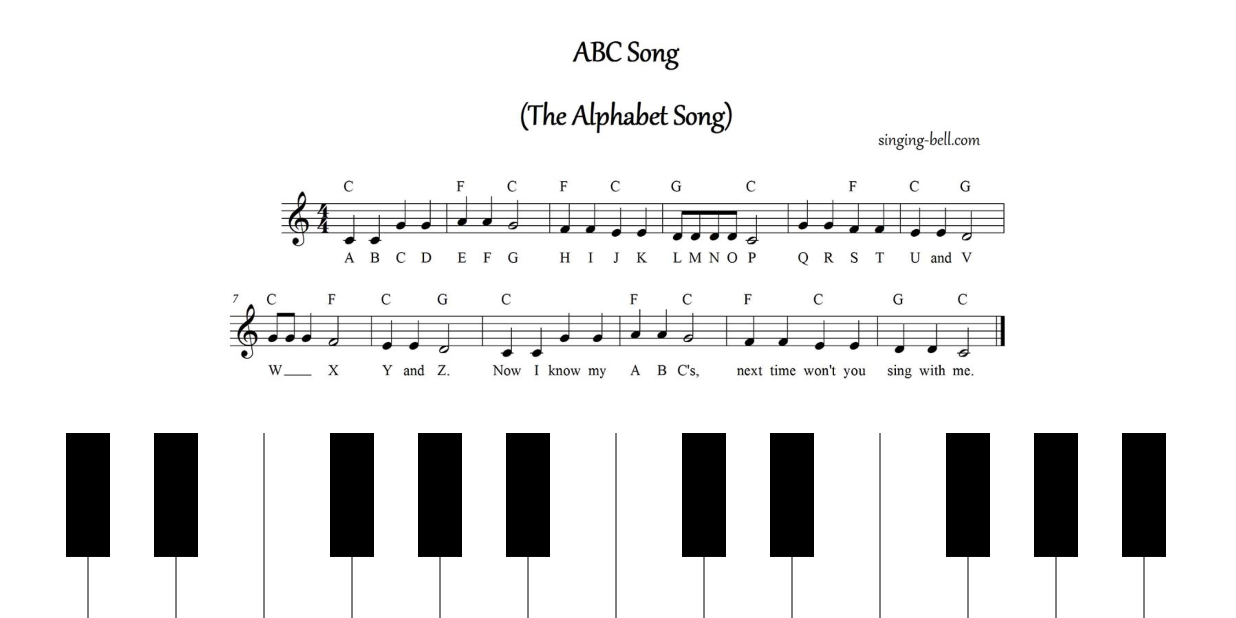
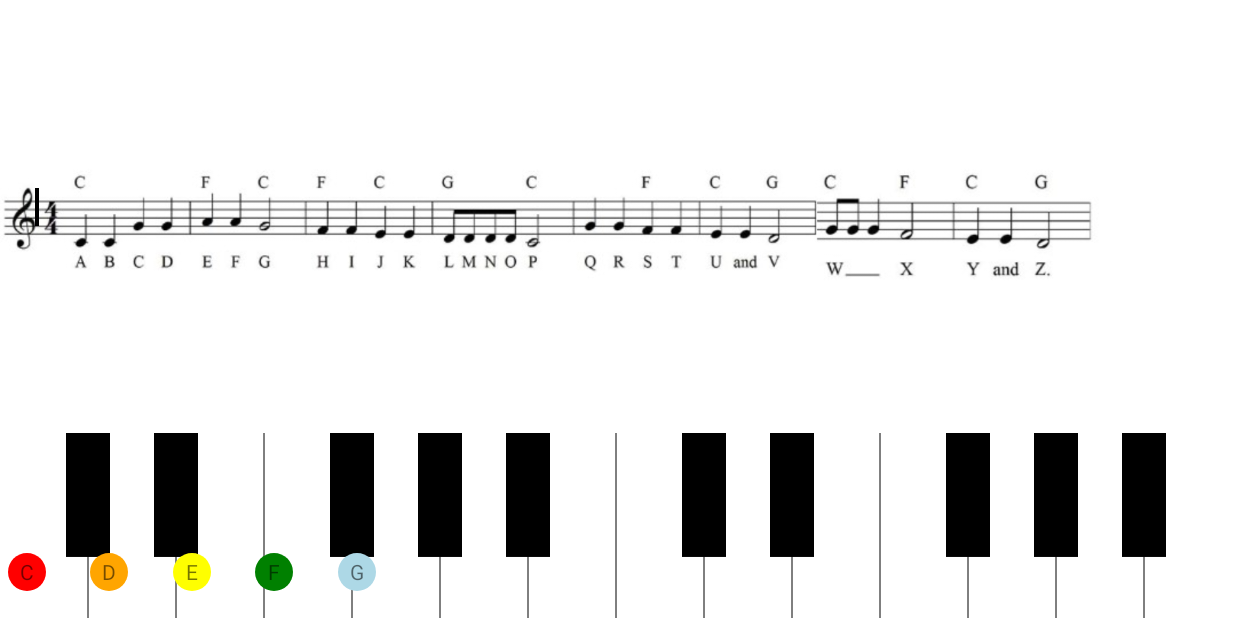
Before and after one commit to hinson23701/FYP, an Android app: the PianoActivity screen opened directly, with no data from a screen before it, on a phone screen of 824 x 412 dp (held sideways). Run offline under Robolectric (Android 15) with nearby library versions, the phone set to English and light mode, and no system bars.

Commit message:
Initial commit

```diff
--- a/app/build.gradle
+++ b/app/build.gradle
@@ -36,5 +36,4 @@ dependencies {
     androidTestImplementation 'androidx.test.ext:junit:1.1.3'
     androidTestImplementation 'androidx.test.espresso:espresso-core:3.4.0'
 
-
 }
--- a/app/src/main/java/android/exercise/com/fyp/PianoActivity.java
+++ b/app/src/main/java/android/exercise/com/fyp/PianoActivity.java
@@ -1,4 +1,6 @@
 package android.exercise.com.fyp;
+
+import static android.exercise.com.fyp.R.drawable.*;
 
 import android.content.Intent;
 import android.media.AudioManager;
@@ -6,23 +8,32 @@ import android.media.SoundPool;
 import android.graphics.RectF;
 import android.os.Bundle;
 import android.view.View;
+import android.view.animation.Animation;
+import android.view.animation.AnimationUtils;
 import android.widget.Button;
 import android.widget.ImageView;
 
 import androidx.appcompat.app.AppCompatActivity;
 
 public class PianoActivity extends AppCompatActivity {
-    private ImageView imagebyXML;
+    private ImageView imagebyXML,bar;
     protected void onCreate(Bundle savedInstanceState) {
         getSupportActionBar().hide();
         super.onCreate(savedInstanceState);
         setContentView(R.layout.activity_piano);
         imagebyXML = (ImageView)findViewById(R.id.image);
+        bar= (ImageView)findViewById(R.id.imageView);
+        // Load the animation like this
+        Animation animSlide = AnimationUtils.loadAnimation(getApplicationContext(),
+                R.anim.slide);
 
+// Start the animation like this
+        bar.startAnimation(animSlide);
     }
 
 
-
-
-
+    public void changeimage() {
+        imagebyXML = (ImageView)findViewById(R.id.image);
+        imagebyXML.setImageResource(ode_to_joy);
+    }
 }
--- /dev/null
+++ b/app/src/main/res/anim/slide.xml
@@ -0,0 +1,13 @@
+<?xml version="1.0" encoding="utf-8"?>
+
+    <set
+        xmlns:android="http://schemas.android.com/apk/res/android"
+        android:interpolator="@android:anim/linear_interpolator"
+        android:fillAfter="true">
+
+        <translate
+            android:fromXDelta="0%p"
+            android:toXDelta="75%p"
+            android:duration="15000" />
+
+</set>
--- /dev/null
+++ b/app/src/main/res/drawable/blue_circle.xml
@@ -0,0 +1,8 @@
+<?xml version="1.0" encoding="utf-8"?>
+<shape xmlns:android="http://schemas.android.com/apk/res/android"
+    android:shape="oval">
+
+    <solid
+        android:color="#ADD8E6"/>
+
+</shape>
--- /dev/null
+++ b/app/src/main/res/drawable/green_circle.xml
@@ -0,0 +1,8 @@
+<?xml version="1.0" encoding="utf-8"?>
+<shape xmlns:android="http://schemas.android.com/apk/res/android"
+    android:shape="oval">
+
+    <solid
+        android:color="#008000"/>
+
+</shape>
--- /dev/null
+++ b/app/src/main/res/drawable/ic_music.xml
@@ -0,0 +1,4 @@
+<vector android:height="24dp" android:viewportHeight="1792.0"
+    android:viewportWidth="1792.0" android:width="24dp" xmlns:android="http://schemas.android.com/apk/res/android">
+    <path android:fillColor="#FF000000" android:pathData="M1664,224v1120q0,50 -34,89t-86,60.5 -103.5,32 -96.5,10.5 -96.5,-10.5 -103.5,-32 -86,-60.5 -34,-89 34,-89 86,-60.5 103.5,-32 96.5,-10.5q105,0 192,39v-537l-768,237v709q0,50 -34,89t-86,60.5 -103.5,32 -96.5,10.5 -96.5,-10.5 -103.5,-32 -86,-60.5 -34,-89 34,-89 86,-60.5 103.5,-32 96.5,-10.5q105,0 192,39v-967q0,-31 19,-56.5t49,-35.5l832,-256q12,-4 28,-4 40,0 68,28t28,68z"/>
+</vector>
--- /dev/null
+++ b/app/src/main/res/drawable/orange_circle.xml
@@ -0,0 +1,8 @@
+<?xml version="1.0" encoding="utf-8"?>
+<shape xmlns:android="http://schemas.android.com/apk/res/android"
+    android:shape="oval">
+
+    <solid
+        android:color="#FFA500"/>
+
+</shape>
--- /dev/null
+++ b/app/src/main/res/drawable/red_circle.xml
@@ -0,0 +1,8 @@
+<?xml version="1.0" encoding="utf-8"?>
+<shape xmlns:android="http://schemas.android.com/apk/res/android"
+    android:shape="oval">
+
+    <solid
+        android:color="#ff0000"/>
+
+</shape>
--- /dev/null
+++ b/app/src/main/res/drawable/yellow.xml
@@ -0,0 +1,8 @@
+<?xml version="1.0" encoding="utf-8"?>
+<shape xmlns:android="http://schemas.android.com/apk/res/android"
+    android:shape="oval">
+
+    <solid
+        android:color="#Ffff00"/>
+
+</shape>
--- a/app/src/main/res/layout/activity_main.xml
+++ b/app/src/main/res/layout/activity_main.xml
@@ -29,6 +29,7 @@
         android:layout_height="wrap_content"
         android:gravity="center"
         android:text="Play Games"
+        android:icon="@drawable/ic_music"
 
         app:layout_constraintEnd_toEndOf="@+id/tv_aipiano"
         app:layout_constraintStart_toStartOf="@+id/tv_aipiano"
--- a/app/src/main/res/layout/activity_piano.xml
+++ b/app/src/main/res/layout/activity_piano.xml
@@ -7,24 +7,85 @@
     android:layout_width="match_parent"
     android:layout_height="match_parent"
     android:orientation="vertical">
-    <RelativeLayout
+    <FrameLayout
         android:layout_weight="0.3"
         android:layout_width="match_parent"
         android:layout_height="match_parent">
+
+
         <ImageView
             android:id="@+id/image"
             android:layout_width="match_parent"
             android:layout_height="match_parent"
-            android:src="@drawable/abc_song"
+            android:src="@drawable/song_line"
            />
-    </RelativeLayout>
+        <ImageView
+            android:id="@+id/imageView"
+            android:layout_width="25dp"
+            android:layout_height="25dp"
+
+            android:layout_alignTop="@id/image"
+            android:layout_marginLeft="12dp"
+            android:layout_marginTop="125dp"
+            android:src="@drawable/bar" />
+
+
+    </FrameLayout>
     <RelativeLayout
         android:layout_weight="0.7"
         android:layout_width="match_parent"
-        android:layout_height="match_parent">
+        android:layout_height="match_parent"
+        android:orientation="horizontal"
+        >
         <android.exercise.com.fyp.PianoView
             android:layout_width="match_parent"
-            android:layout_height="match_parent" />
+            android:layout_height="match_parent"
+            android:id="@+id/pianoview"/>
+        <TextView
+            android:layout_width="25dp"
+            android:layout_height="25dp"
+            android:background="@drawable/red_circle"
+            android:layout_alignTop="@id/pianoview"
+            android:text="C"
+            android:gravity="center"
+            android:layout_marginLeft="5dp"
+            android:layout_marginTop="80dp"/>
+        <TextView
+            android:layout_width="25dp"
+            android:layout_height="25dp"
+            android:background="@drawable/orange_circle"
+            android:layout_alignTop="@id/pianoview"
+            android:text="D"
+            android:gravity="center"
+            android:layout_marginLeft="60dp"
+            android:layout_marginTop="80dp"/>
+        <TextView
+            android:layout_width="25dp"
+            android:layout_height="25dp"
+            android:background="@drawable/yellow"
+            android:layout_alignTop="@id/pianoview"
+            android:text="E"
+            android:gravity="center"
+            android:layout_marginLeft="115dp"
+            android:layout_marginTop="80dp"/>
+        <TextView
+            android:layout_width="25dp"
+            android:layout_height="25dp"
+            android:background="@drawable/green_circle"
+            android:layout_alignTop="@id/pianoview"
+            android:text="F"
+            android:gravity="center"
+            android:layout_marginLeft="170dp"
+            android:layout_marginTop="80dp"/>
+        <TextView
+            android:layout_width="25dp"
+            android:layout_height="25dp"
+            android:background="@drawable/blue_circle"
+            android:layout_alignTop="@id/pianoview"
+            android:text="G"
+            android:gravity="center"
+            android:layout_marginLeft="225dp"
+            android:layout_marginTop="80dp"/>
     </RelativeLayout>
 
 </LinearLayout>
--- /dev/null
+++ b/app/src/main/res/layout/report.xml
@@ -0,0 +1,6 @@
+<?xml version="1.0" encoding="utf-8"?>
+<androidx.constraintlayout.widget.ConstraintLayout xmlns:android="http://schemas.android.com/apk/res/android"
+    android:layout_width="match_parent"
+    android:layout_height="match_parent">
+
+</androidx.constraintlayout.widget.ConstraintLayout>
```
Also changed, not shown: app/src/main/java/android/exercise/com/fyp/ChoosesongActivity.java (+7 -0 lines), app/src/main/java/android/exercise/com/fyp/MainActivity.java (+11 -0 lines), app/src/main/res/layout/activity_choosesong.xml (+16 -10 lines), app/src/main/res/menu/my_options_menu.xml (added, +14 -0 lines), app/src/main/res/drawable/bar.png (added), app/src/main/res/drawable/color_twinkle_star_sheet.jpg (added), app/src/main/res/drawable/song_line.jpg (added).
